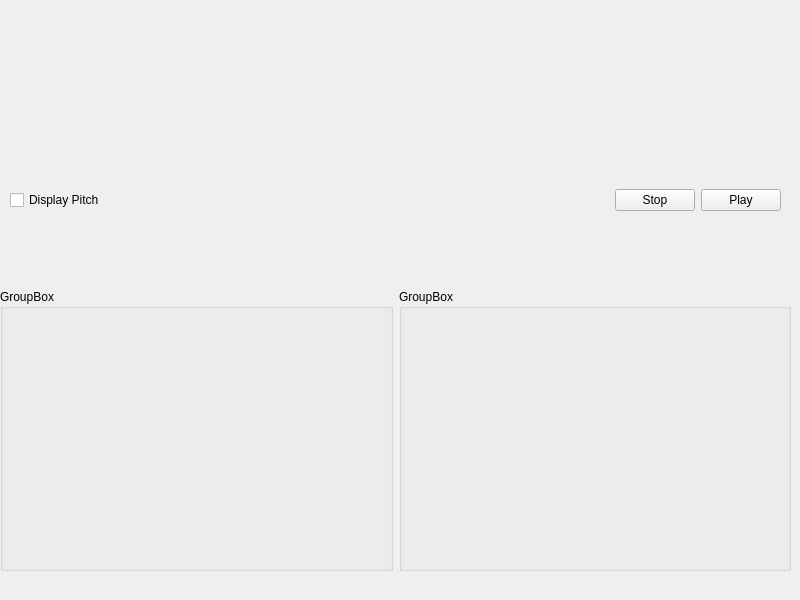
This is gui/MainWindow.ui in tornupnegatives/TMS-Express as Qt 5 draws it before an edit. The edited form follows.
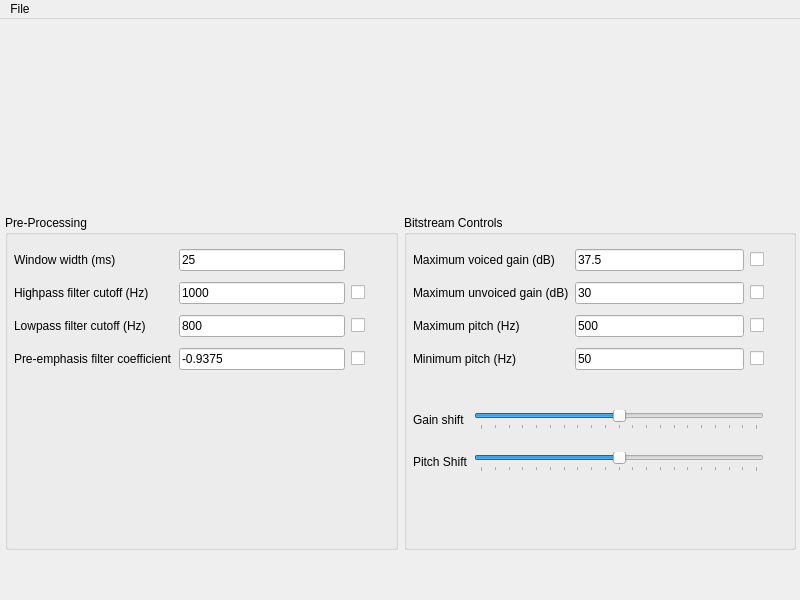
This is the edited form.

Commit message: Established GUI skeleton

The edit to the form file:
```diff
--- a/gui/MainWindow.ui
+++ b/gui/MainWindow.ui
@@ -25,79 +25,364 @@
      <rect>
       <x>0</x>
       <y>0</y>
-      <width>791</width>
+      <width>801</width>
       <height>571</height>
      </rect>
     </property>
     <layout class="QVBoxLayout" name="verticalLayout">
      <item>
-      <widget class="QWidget" name="widget" native="true">
-       <widget class="QWidget" name="horizontalLayoutWidget">
-        <property name="geometry">
-         <rect>
-          <x>10</x>
-          <y>160</y>
-          <width>771</width>
-          <height>81</height>
-         </rect>
-        </property>
-        <layout class="QHBoxLayout" name="horizontalLayout">
-         <item>
-          <widget class="QCheckBox" name="checkBox">
-           <property name="text">
-            <string>Display Pitch</string>
-           </property>
-          </widget>
-         </item>
-         <item>
-          <spacer name="horizontalSpacer">
-           <property name="orientation">
-            <enum>Qt::Horizontal</enum>
-           </property>
-           <property name="sizeHint" stdset="0">
-            <size>
-             <width>40</width>
-             <height>20</height>
-            </size>
-           </property>
-          </spacer>
-         </item>
-         <item>
-          <widget class="QPushButton" name="pushButton_2">
-           <property name="text">
-            <string>Stop</string>
-           </property>
-          </widget>
-         </item>
-         <item>
-          <widget class="QPushButton" name="pushButton">
-           <property name="text">
-            <string>Play</string>
-           </property>
-          </widget>
-         </item>
-        </layout>
-       </widget>
+      <widget class="QWidget" name="audioWaveform" native="true">
+       <property name="maximumSize">
+        <size>
+         <width>750</width>
+         <height>150</height>
+        </size>
+       </property>
+       <property name="layoutDirection">
+        <enum>Qt::LeftToRight</enum>
+       </property>
       </widget>
      </item>
      <item>
-      <layout class="QHBoxLayout" name="horizontalLayout_6">
+      <spacer name="verticalSpacer">
+       <property name="orientation">
+        <enum>Qt::Vertical</enum>
+       </property>
+       <property name="sizeType">
+        <enum>QSizePolicy::Maximum</enum>
+       </property>
+       <property name="sizeHint" stdset="0">
+        <size>
+         <width>20</width>
+         <height>40</height>
+        </size>
+       </property>
+      </spacer>
+     </item>
+     <item>
+      <layout class="QHBoxLayout" name="controlPanelLayout">
        <item>
-        <widget class="QGroupBox" name="groupBox_2">
+        <spacer name="horizontalSpacer">
+         <property name="orientation">
+          <enum>Qt::Horizontal</enum>
+         </property>
+         <property name="sizeType">
+          <enum>QSizePolicy::Maximum</enum>
+         </property>
+         <property name="sizeHint" stdset="0">
+          <size>
+           <width>5</width>
+           <height>20</height>
+          </size>
+         </property>
+        </spacer>
+       </item>
+       <item>
+        <widget class="QGroupBox" name="preProcGroupBox">
          <property name="title">
-          <string>GroupBox</string>
+          <string>Pre-Processing</string>
          </property>
+         <widget class="QWidget" name="gridLayoutWidget">
+          <property name="geometry">
+           <rect>
+            <x>9</x>
+            <y>29</y>
+            <width>351</width>
+            <height>131</height>
+           </rect>
+          </property>
+          <layout class="QGridLayout" name="preProcGrid">
+           <item row="0" column="0">
+            <widget class="QLabel" name="windowWidthLabel">
+             <property name="text">
+              <string>Window width (ms)</string>
+             </property>
+            </widget>
+           </item>
+           <item row="2" column="2">
+            <widget class="QCheckBox" name="lpfEnable">
+             <property name="text">
+              <string/>
+             </property>
+            </widget>
+           </item>
+           <item row="1" column="2">
+            <widget class="QCheckBox" name="hpfEnable">
+             <property name="text">
+              <string/>
+             </property>
+            </widget>
+           </item>
+           <item row="1" column="0">
+            <widget class="QLabel" name="hpfLabel">
+             <property name="text">
+              <string>Highpass filter cutoff (Hz)</string>
+             </property>
+            </widget>
+           </item>
+           <item row="2" column="0">
+            <widget class="QLabel" name="lpfLabel">
+             <property name="text">
+              <string>Lowpass filter cutoff (Hz)</string>
+             </property>
+            </widget>
+           </item>
+           <item row="0" column="1">
+            <widget class="QLineEdit" name="windowWidthLine">
+             <property name="text">
+              <string>25</string>
+             </property>
+             <property name="clearButtonEnabled">
+              <bool>false</bool>
+             </property>
+            </widget>
+           </item>
+           <item row="1" column="1">
+            <widget class="QLineEdit" name="hpfLine">
+             <property name="text">
+              <string>1000</string>
+             </property>
+            </widget>
+           </item>
+           <item row="2" column="1">
+            <widget class="QLineEdit" name="lpfLine">
+             <property name="text">
+              <string>800</string>
+             </property>
+            </widget>
+           </item>
+           <item row="3" column="0">
+            <widget class="QLabel" name="preEmphLabel">
+             <property name="text">
+              <string>Pre-emphasis filter coefficient</string>
+             </property>
+            </widget>
+           </item>
+           <item row="3" column="1">
+            <widget class="QLineEdit" name="preEmphLine">
+             <property name="text">
+              <string>-0.9375</string>
+             </property>
+            </widget>
+           </item>
+           <item row="3" column="2">
+            <widget class="QCheckBox" name="preEmphEnable">
+             <property name="text">
+              <string/>
+             </property>
+            </widget>
+           </item>
+          </layout>
+         </widget>
         </widget>
        </item>
        <item>
-        <widget class="QGroupBox" name="groupBox">
+        <widget class="QGroupBox" name="bitstreamCtrlGroupBox">
          <property name="title">
-          <string>GroupBox</string>
+          <string>Bitstream Controls</string>
          </property>
+         <widget class="QWidget" name="gridLayoutWidget_2">
+          <property name="geometry">
+           <rect>
+            <x>9</x>
+            <y>29</y>
+            <width>351</width>
+            <height>131</height>
+           </rect>
+          </property>
+          <layout class="QGridLayout" name="bitstreamCtrlGrid">
+           <item row="0" column="1">
+            <widget class="QLineEdit" name="maxVoicedGainLine">
+             <property name="text">
+              <string>37.5</string>
+             </property>
+            </widget>
+           </item>
+           <item row="1" column="1">
+            <widget class="QLineEdit" name="maxUnvoicedGainLine">
+             <property name="text">
+              <string>30</string>
+             </property>
+            </widget>
+           </item>
+           <item row="2" column="1">
+            <widget class="QLineEdit" name="maxPitchLine">
+             <property name="text">
+              <string>500</string>
+             </property>
+            </widget>
+           </item>
+           <item row="1" column="0">
+            <widget class="QLabel" name="maxUnvoicedGainLabel">
+             <property name="text">
+              <string>Maximum unvoiced gain (dB)</string>
+             </property>
+            </widget>
+           </item>
+           <item row="0" column="2">
+            <widget class="QCheckBox" name="maxVoicedGainEnable">
+             <property name="text">
+              <string/>
+             </property>
+            </widget>
+           </item>
+           <item row="3" column="2">
+            <widget class="QCheckBox" name="minPitchEnable">
+             <property name="text">
+              <string/>
+             </property>
+            </widget>
+           </item>
+           <item row="3" column="0">
+            <widget class="QLabel" name="minPitchLabel">
+             <property name="text">
+              <string>Minimum pitch (Hz)</string>
+             </property>
+            </widget>
+           </item>
+           <item row="1" column="2">
+            <widget class="QCheckBox" name="maxUnvoicedGainEnable">
+             <property name="text">
+              <string/>
+             </property>
+            </widget>
+           </item>
+           <item row="3" column="1">
+            <widget class="QLineEdit" name="minPitchLine">
+             <property name="text">
+              <string>50</string>
+             </property>
+            </widget>
+           </item>
+           <item row="0" column="0">
+            <widget class="QLabel" name="maxVoicedGainLabel">
+             <property name="text">
+              <string>Maximum voiced gain (dB)</string>
+             </property>
+            </widget>
+           </item>
+           <item row="2" column="2">
+            <widget class="QCheckBox" name="maxPitchEnable">
+             <property name="text">
+              <string/>
+             </property>
+            </widget>
+           </item>
+           <item row="2" column="0">
+            <widget class="QLabel" name="maxPitchLabel">
+             <property name="text">
+              <string>Maximum pitch (Hz)</string>
+             </property>
+            </widget>
+           </item>
+          </layout>
+         </widget>
+         <widget class="QWidget" name="gridLayoutWidget_3">
+          <property name="geometry">
+           <rect>
+            <x>9</x>
+            <y>179</y>
+            <width>351</width>
+            <height>94</height>
+           </rect>
+          </property>
+          <layout class="QGridLayout" name="adjustmentGrid">
+           <item row="1" column="1">
+            <widget class="QSlider" name="pitchShiftSlider">
+             <property name="minimum">
+              <number>-10</number>
+             </property>
+             <property name="maximum">
+              <number>10</number>
+             </property>
+             <property name="pageStep">
+              <number>1</number>
+             </property>
+             <property name="orientation">
+              <enum>Qt::Horizontal</enum>
+             </property>
+             <property name="tickPosition">
+              <enum>QSlider::TicksBelow</enum>
+             </property>
+            </widget>
+           </item>
+           <item row="0" column="0">
+            <widget class="QLabel" name="label_9">
+             <property name="text">
+              <string>Gain shift</string>
+             </property>
+            </widget>
+           </item>
+           <item row="1" column="0">
+            <widget class="QLabel" name="pitchShiftLabel">
+             <property name="text">
+              <string>Pitch Shift</string>
+             </property>
+            </widget>
+           </item>
+           <item row="0" column="1">
+            <widget class="QSlider" name="gainShiftSlider">
+             <property name="minimum">
+              <number>-10</number>
+             </property>
+             <property name="maximum">
+              <number>10</number>
+             </property>
+             <property name="pageStep">
+              <number>1</number>
+             </property>
+             <property name="orientation">
+              <enum>Qt::Horizontal</enum>
+             </property>
+             <property name="invertedAppearance">
+              <bool>false</bool>
+             </property>
+             <property name="invertedControls">
+              <bool>false</bool>
+             </property>
+             <property name="tickPosition">
+              <enum>QSlider::TicksBelow</enum>
+             </property>
+            </widget>
+           </item>
+          </layout>
+         </widget>
         </widget>
        </item>
+       <item>
+        <spacer name="horizontalSpacer_2">
+         <property name="orientation">
+          <enum>Qt::Horizontal</enum>
+         </property>
+         <property name="sizeType">
+          <enum>QSizePolicy::Maximum</enum>
+         </property>
+         <property name="sizeHint" stdset="0">
+          <size>
+           <width>5</width>
+           <height>20</height>
+          </size>
+         </property>
+        </spacer>
+       </item>
       </layout>
      </item>
+     <item>
+      <spacer name="verticalSpacer_2">
+       <property name="orientation">
+        <enum>Qt::Vertical</enum>
+       </property>
+       <property name="sizeType">
+        <enum>QSizePolicy::Maximum</enum>
+       </property>
+       <property name="sizeHint" stdset="0">
+        <size>
+         <width>20</width>
+         <height>40</height>
+        </size>
+       </property>
+      </spacer>
+     </item>
     </layout>
    </widget>
   </widget>
@@ -110,6 +395,14 @@
      <height>22</height>
     </rect>
    </property>
+   <widget class="QMenu" name="menuFile">
+    <property name="title">
+     <string>File</string>
+    </property>
+    <addaction name="actionOpen"/>
+    <addaction name="actionSave"/>
+   </widget>
+   <addaction name="menuFile"/>
   </widget>
  </widget>
  <resources/>
```
Left out of the diff: 18 changed lines with no effect on the pictures. The commit also changes 2 other files.
